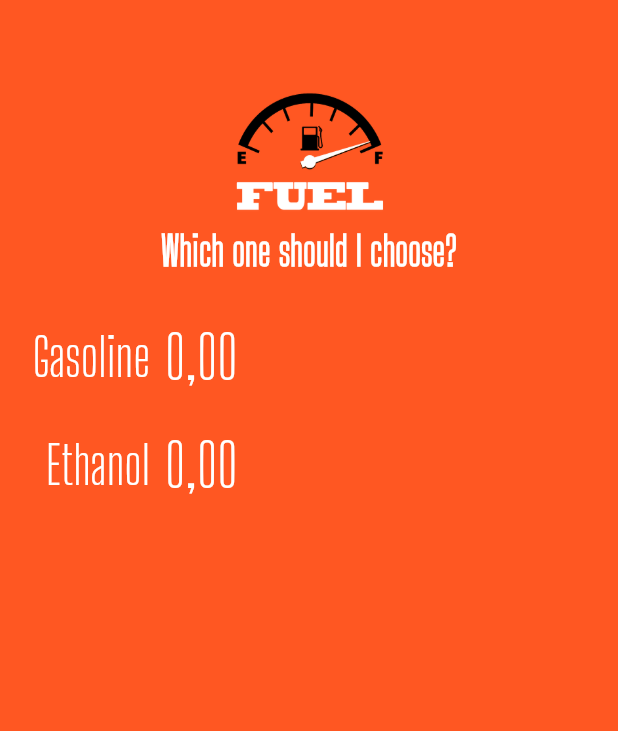
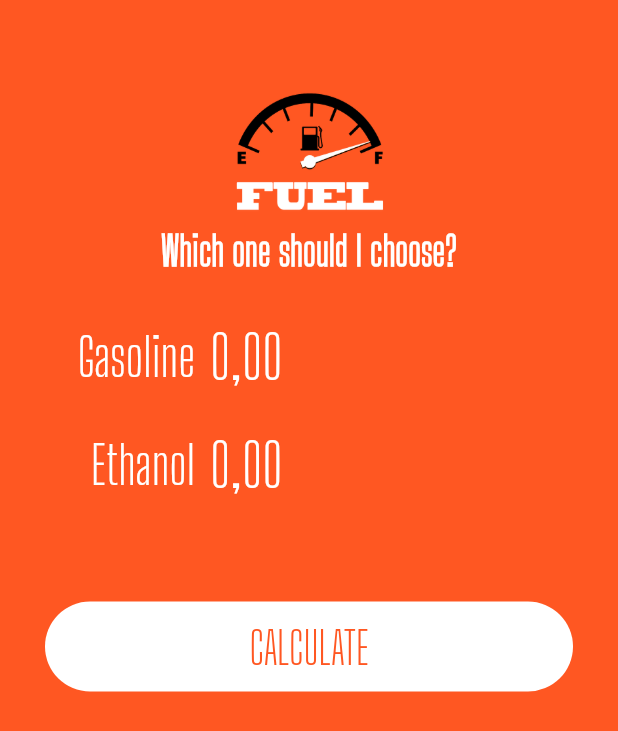
Before and after one commit to DiegoRomario/fuel_helper_flutter_app, a Flutter app: the screen it shows after launch, on a phone screen of 412 x 824 dp. Shown: the top 731 px of the screen. Run offline on Flutter 3.47's test engine with Material 2 defaults, Android fonts, the phone set to English and light mode, and no system bars; our stand-ins replace flutter_masked_text.

Commit message:
adding new features

```diff
--- a/lib/main.dart
+++ b/lib/main.dart
@@ -1,8 +1,5 @@
 import 'package:flutter/material.dart';
-import 'package:flutter_masked_text/flutter_masked_text.dart';
-import 'package:fuel_helper_flutter_app/widgets/input.widget.dart';
-
-import 'widgets/logo.widget.dart';
+import 'pages/home.page.dart';
 
 void main() => runApp(MyApp());
 
@@ -20,21 +17,3 @@ class MyApp extends StatelessWidget {
     );
   }
 }
-
-class HomePage extends StatelessWidget {
-  var _gasCtrl = new MoneyMaskedTextController();
-  var _ethCtrl = new MoneyMaskedTextController();
-  @override
-  Widget build(BuildContext context) {
-    return Scaffold(
-      backgroundColor: Theme.of(context).primaryColor,
-      body: ListView(
-        children: <Widget>[
-          Logo(),
-          Input(label: "Gasoline", ctrl: _gasCtrl),
-          Input(label: "Ethanol", ctrl: _ethCtrl)
-        ],
-      ),
-    );
-  }
-}
--- /dev/null
+++ b/lib/pages/home.page.dart
@@ -0,0 +1,81 @@
+import 'package:flutter/material.dart';
+import 'package:flutter_masked_text/flutter_masked_text.dart';
+import 'package:fuel_helper_flutter_app/widgets/logo.widget.dart';
+import 'package:fuel_helper_flutter_app/widgets/submit.form.dart';
+import 'package:fuel_helper_flutter_app/widgets/success.widget.dart';
+
+class HomePage extends StatefulWidget {
+  @override
+  _HomePageState createState() => _HomePageState();
+}
+
+class _HomePageState extends State<HomePage> {
+  var _gasCtrl = new MoneyMaskedTextController();
+  var _ethCtrl = new MoneyMaskedTextController();
+  var _busy = false;
+  var _completed = false;
+  var _restultText = "Ethanol is the better choice";
+  Color _color = Colors.deepOrange;
+  @override
+  Widget build(BuildContext context) {
+    return Scaffold(
+        backgroundColor: Theme.of(context).primaryColor,
+        body: AnimatedContainer(
+          duration: Duration(
+            milliseconds: 1200,
+          ),
+          color: _color,
+          child: ListView(
+            children: <Widget>[
+              Logo(),
+              _completed
+                  ? Success(result: _restultText, reset: reset)
+                  : SubmitForm(
+                      gasCtrl: _gasCtrl,
+                      ethCtrl: _ethCtrl,
+                      busy: _busy,
+                      submitFunc: calculate,
+                    )
+            ],
+          ),
+        ));
+  }
+
+  Future calculate() {
+    double eth =
+        double.parse(_ethCtrl.text.replaceAll(new RegExp(r'[,.]'), '')) / 100;
+    double gas =
+        double.parse(_gasCtrl.text.replaceAll(new RegExp(r'[,.]'), '')) / 100;
+
+    double res = eth / gas;
+
+    setState(() {
+      _color = Colors.orange;
+      _completed = false;
+      _busy = true;
+    });
+
+    return new Future.delayed(const Duration(seconds: 1), () {
+      setState(() {
+        if (res >= 0.7) {
+          _restultText = "Gasoline is the better choice.";
+        } else {
+          _restultText = "Ethanol is the better choice.";
+        }
+
+        _busy = false;
+        _completed = true;
+      });
+    });
+  }
+
+  reset() {
+    setState(() {
+      _color = Colors.deepOrange;
+      _ethCtrl = new MoneyMaskedTextController();
+      _gasCtrl = new MoneyMaskedTextController();
+      _completed = false;
+      _busy = false;
+    });
+  }
+}
--- /dev/null
+++ b/lib/widgets/loading-button.widget.dart
@@ -0,0 +1,44 @@
+import 'package:flutter/material.dart';
+
+class LoadingButton extends StatelessWidget {
+  var busy = false;
+  var invert = false;
+  Function func;
+  var text = "";
+
+  LoadingButton(
+      {@required this.busy,
+      @required this.invert,
+      @required this.func,
+      @required this.text});
+
+  @override
+  Widget build(BuildContext context) {
+    return busy
+        ? Container(
+            alignment: Alignment.center,
+            height: 50,
+            child: CircularProgressIndicator(
+              backgroundColor: Colors.white,
+            ),
+          )
+        : Container(
+            height: 60,
+            margin: EdgeInsets.all(30),
+            width: double.infinity,
+            decoration: BoxDecoration(
+                color: invert ? Theme.of(context).primaryColor : Colors.white,
+                borderRadius: BorderRadius.circular(60)),
+            child: FlatButton(
+                onPressed: func,
+                child: Text(
+                  text,
+                  style: TextStyle(
+                      color: invert
+                          ? Colors.white
+                          : Theme.of(context).primaryColor,
+                      fontSize: 30,
+                      fontFamily: 'Big Shoulders Display'),
+                )));
+  }
+}
--- /dev/null
+++ b/lib/widgets/submit.form.dart
@@ -0,0 +1,44 @@
+import 'package:flutter/material.dart';
+import 'package:flutter_masked_text/flutter_masked_text.dart';
+import 'package:fuel_helper_flutter_app/widgets/input.widget.dart';
+
+import 'loading-button.widget.dart';
+
+class SubmitForm extends StatelessWidget {
+  var gasCtrl = new MoneyMaskedTextController();
+  var ethCtrl = new MoneyMaskedTextController();
+
+  var busy = false;
+  Function submitFunc;
+
+  SubmitForm(
+      {@required this.busy,
+      @required this.ethCtrl,
+      @required this.gasCtrl,
+      @required this.submitFunc});
+
+  @override
+  Widget build(BuildContext context) {
+    return Column(
+      children: <Widget>[
+        Padding(
+          padding: EdgeInsets.only(left: 30, right: 30),
+          child: Input(label: "Gasoline", ctrl: gasCtrl),
+        ),
+        Padding(
+          padding: EdgeInsets.only(left: 30, right: 30),
+          child: Input(label: "Ethanol", ctrl: ethCtrl),
+        ),
+        SizedBox(
+          height: 25,
+        ),
+        LoadingButton(
+          busy: busy,
+          invert: false,
+          func: submitFunc,
+          text: "CALCULATE",
+        ),
+      ],
+    );
+  }
+}
```
Also changed, not shown: lib/widgets/success.widget.dart (added, +44 -0 lines).
